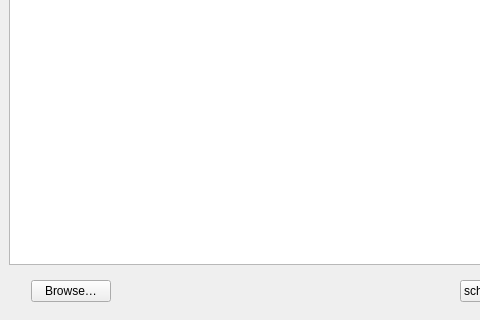
Above: src/km-window.ui from MadGoatHaz/kernel-manager before the change; both pictures show x 0 to 480 and y 224 to 544 of the 887 by 544 pixel window. Below: the same form after it.
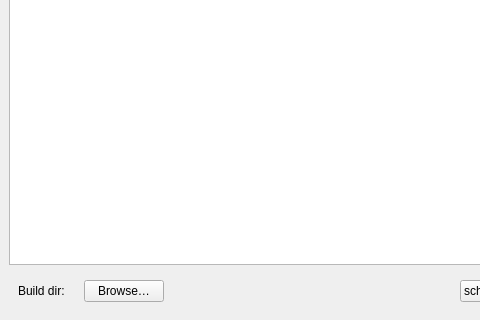
That is the form after the change.

Commit message:
feat(c5): Add "Build dir:" caption label to the working directory selector
The buildDirLabel showed a bare path with no context. A static
"Build dir:" caption (buildDirCaption) is now the first item in the
bottom horizontal layout, making the purpose self-explanatory.
The path label and its runtime logic are unchanged.

```diff
--- a/src/km-window.ui
+++ b/src/km-window.ui
@@ -93,6 +93,13 @@
     <item>
      <widget class="QWidget" name="widget" native="true">
       <layout class="QHBoxLayout" name="horizontalLayout">
+        <item>
+         <widget class="QLabel" name="buildDirCaption">
+          <property name="text">
+           <string>Build dir:</string>
+          </property>
+         </widget>
+        </item>
         <item>
          <widget class="QLabel" name="buildDirLabel">
           <property name="text">
```
